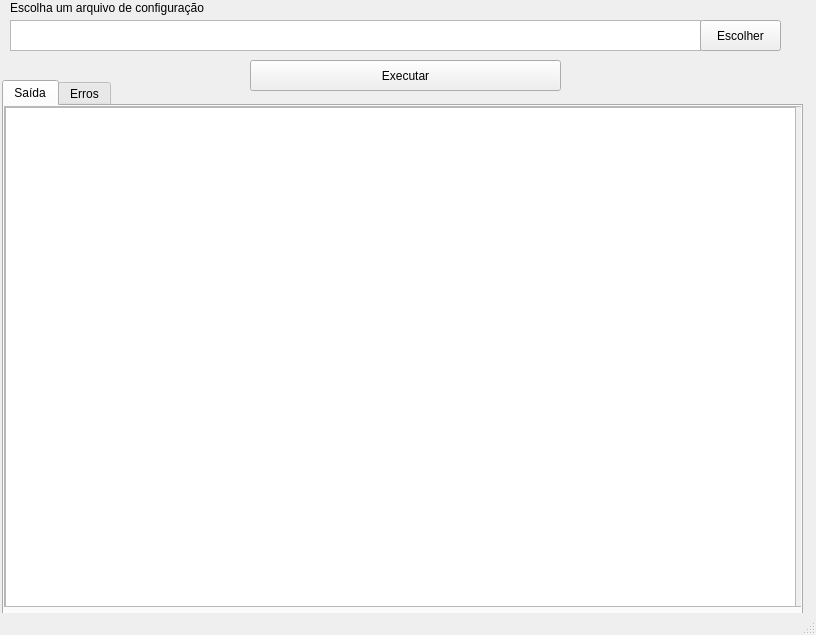
This is scriptLattesGUI.ui in Leonnmarshall/scriptlattesgui as Qt 5 draws it before an edit. The edited form follows.
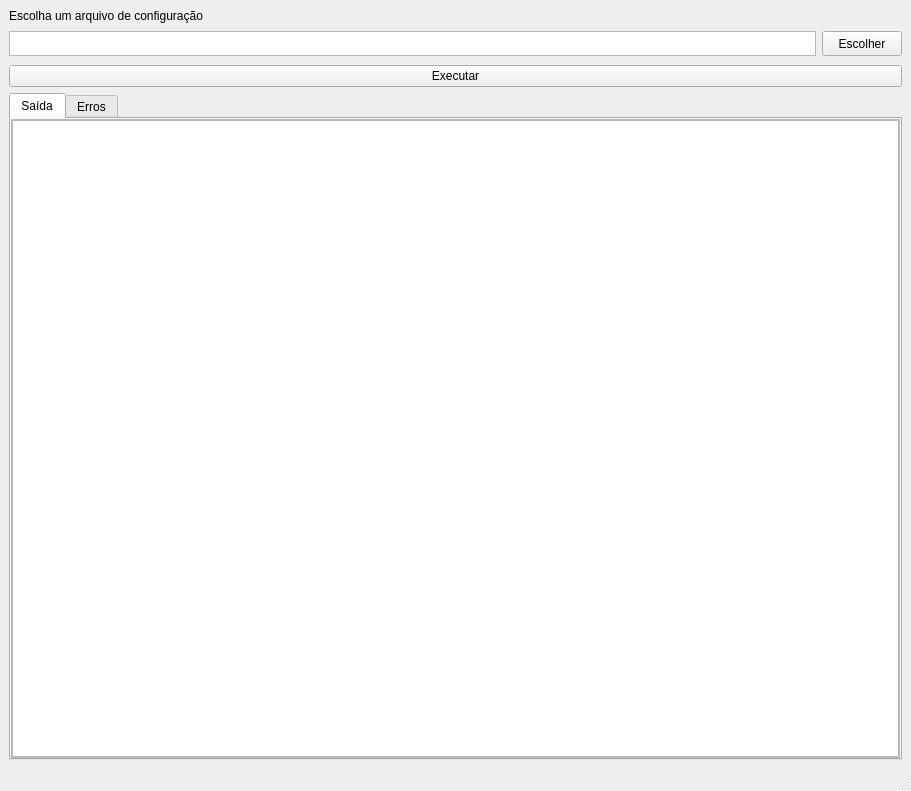
This is the edited form.

Commit message: Fixing for windows compatibility

Diff of the .ui file:
```diff
--- a/scriptLattesGUI.ui
+++ b/scriptLattesGUI.ui
@@ -6,88 +6,103 @@
    <rect>
     <x>0</x>
     <y>0</y>
-    <width>816</width>
-    <height>635</height>
+    <width>911</width>
+    <height>791</height>
    </rect>
   </property>
   <property name="windowTitle">
    <string>ScriptLattes</string>
   </property>
   <widget class="QWidget" name="centralwidget">
-   <widget class="QTextEdit" name="input">
-    <property name="geometry">
-     <rect>
-      <x>10</x>
-      <y>20</y>
-      <width>691</width>
-      <height>31</height>
-     </rect>
-    </property>
-   </widget>
+   <layout class="QVBoxLayout" name="verticalLayout">
+    <item>
    <widget class="QLabel" name="label">
-    <property name="geometry">
-     <rect>
-      <x>10</x>
-      <y>0</y>
-      <width>691</width>
-      <height>16</height>
-     </rect>
-    </property>
     <property name="text">
      <string>Escolha um arquivo de configuração</string>
     </property>
    </widget>
+    </item>
+    <item>
+     <widget class="QWidget" name="widget" native="true">
+      <property name="maximumSize">
+       <size>
+        <width>16777215</width>
+        <height>30</height>
+       </size>
+      </property>
+      <layout class="QHBoxLayout" name="horizontalLayout">
+       <property name="margin">
+        <number>0</number>
+       </property>
+       <item>
+        <widget class="QTextEdit" name="input">
+         <property name="maximumSize">
+          <size>
+           <width>16777215</width>
+           <height>25</height>
+          </size>
+         </property>
+        </widget>
+       </item>
+       <item>
    <widget class="QPushButton" name="filechooser">
-    <property name="geometry">
-     <rect>
-      <x>700</x>
-      <y>20</y>
-      <width>81</width>
-      <height>31</height>
-     </rect>
+         <property name="maximumSize">
+          <size>
+           <width>16777215</width>
+           <height>25</height>
+          </size>
     </property>
     <property name="text">
      <string>Escolher</string>
     </property>
    </widget>
+       </item>
+      </layout>
+     </widget>
+    </item>
+    <item>
    <widget class="QPushButton" name="runner">
-    <property name="geometry">
-     <rect>
-      <x>250</x>
-      <y>60</y>
-      <width>311</width>
-      <height>31</height>
-     </rect>
-    </property>
     <property name="text">
      <string>Executar</string>
     </property>
    </widget>
+    </item>
+    <item>
+     <widget class="QWidget" name="widget_2" native="true">
+      <property name="sizePolicy">
+       <sizepolicy hsizetype="Expanding" vsizetype="Expanding">
+        <horstretch>0</horstretch>
+        <verstretch>0</verstretch>
+       </sizepolicy>
+      </property>
+      <layout class="QVBoxLayout" name="verticalLayout_2">
+       <property name="margin">
+        <number>0</number>
+       </property>
+       <item>
    <widget class="QTabWidget" name="tabs">
-    <property name="geometry">
-     <rect>
-      <x>2</x>
-      <y>80</y>
-      <width>801</width>
-      <height>541</height>
-     </rect>
-    </property>
     <property name="currentIndex">
      <number>0</number>
     </property>
     <widget class="QWidget" name="output_tab">
+          <property name="sizePolicy">
+           <sizepolicy hsizetype="Expanding" vsizetype="Expanding">
+            <horstretch>0</horstretch>
+            <verstretch>0</verstretch>
+           </sizepolicy>
+          </property>
+          <property name="acceptDrops">
+           <bool>false</bool>
+          </property>
      <attribute name="title">
       <string>Saída</string>
      </attribute>
+          <layout class="QHBoxLayout" name="horizontalLayout_2">
+           <property name="margin">
+            <number>0</number>
+           </property>
+           <item>
      <widget class="QScrollArea" name="scrollOutput">
-      <property name="geometry">
-       <rect>
-        <x>0</x>
-        <y>0</y>
-        <width>801</width>
-        <height>501</height>
-       </rect>
-      </property>
       <property name="widgetResizable">
        <bool>true</bool>
       </property>
@@ -96,36 +111,39 @@
         <rect>
          <x>0</x>
          <y>0</y>
-         <width>799</width>
-         <height>499</height>
-        </rect>
-       </property>
-       <widget class="QTextBrowser" name="out">
-        <property name="geometry">
-         <rect>
-          <x>0</x>
-          <y>0</y>
-          <width>791</width>
-          <height>501</height>
-         </rect>
-        </property>
-       </widget>
-      </widget>
-     </widget>
+                <width>887</width>
+                <height>628</height>
+               </rect>
+              </property>
+              <property name="sizePolicy">
+               <sizepolicy hsizetype="Expanding" vsizetype="Expanding">
+                <horstretch>0</horstretch>
+                <verstretch>0</verstretch>
+               </sizepolicy>
+              </property>
+              <layout class="QVBoxLayout" name="verticalLayout_3">
+               <property name="margin">
+                <number>0</number>
+               </property>
+               <item>
+                <widget class="QTextBrowser" name="out"/>
+               </item>
+              </layout>
+             </widget>
+            </widget>
+           </item>
+          </layout>
     </widget>
     <widget class="QWidget" name="error_tab">
      <attribute name="title">
       <string>Erros</string>
      </attribute>
+          <layout class="QVBoxLayout" name="verticalLayout_4">
+           <property name="margin">
+            <number>0</number>
+           </property>
+           <item>
      <widget class="QScrollArea" name="scrollArea_2">
-      <property name="geometry">
-       <rect>
-        <x>0</x>
-        <y>0</y>
-        <width>801</width>
-        <height>501</height>
-       </rect>
-      </property>
       <property name="widgetResizable">
        <bool>true</bool>
       </property>
@@ -134,24 +152,29 @@
         <rect>
          <x>0</x>
          <y>0</y>
-         <width>799</width>
-         <height>499</height>
-        </rect>
-       </property>
-       <widget class="QTextBrowser" name="errors">
-        <property name="geometry">
-         <rect>
-          <x>0</x>
-          <y>0</y>
-          <width>791</width>
-          <height>501</height>
-         </rect>
-        </property>
-       </widget>
-      </widget>
-     </widget>
-    </widget>
-   </widget>
+                <width>887</width>
+                <height>628</height>
+               </rect>
+              </property>
+              <layout class="QVBoxLayout" name="verticalLayout_5">
+               <property name="margin">
+                <number>0</number>
+               </property>
+               <item>
+                <widget class="QTextBrowser" name="errors"/>
+               </item>
+              </layout>
+             </widget>
+            </widget>
+           </item>
+          </layout>
+         </widget>
+        </widget>
+       </item>
+      </layout>
+     </widget>
+    </item>
+   </layout>
   </widget>
   <widget class="QStatusBar" name="statusbar"/>
  </widget>
```
Lines whose indentation alone changed are shown as unchanged. The commit also changes 7 other files.
